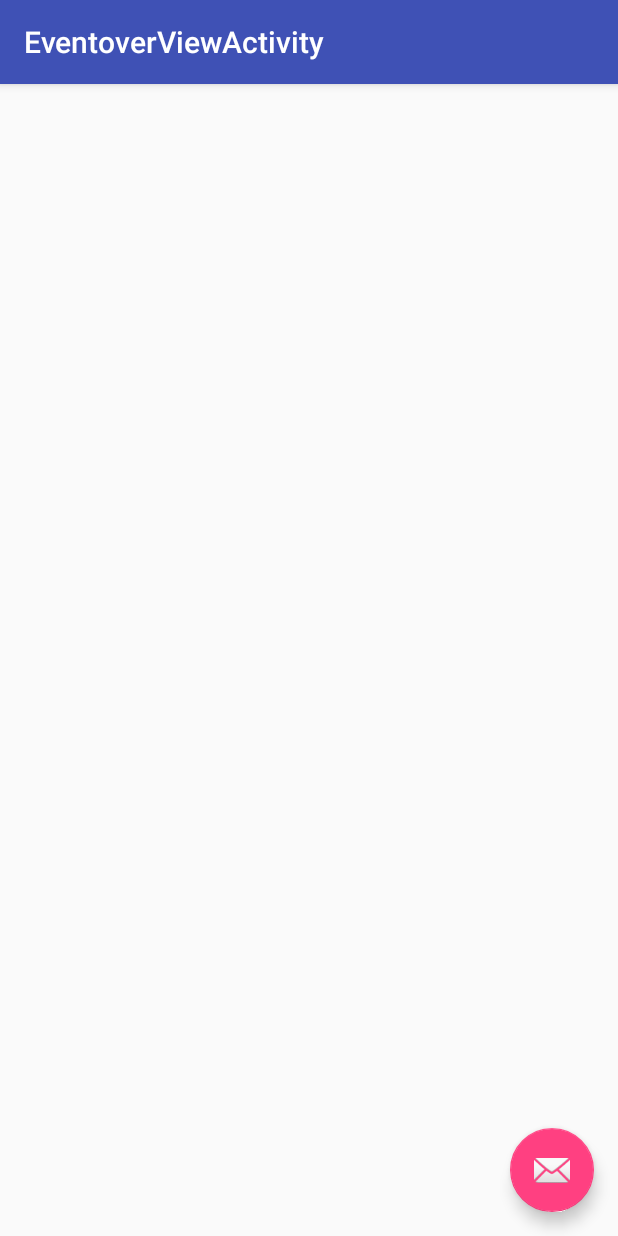
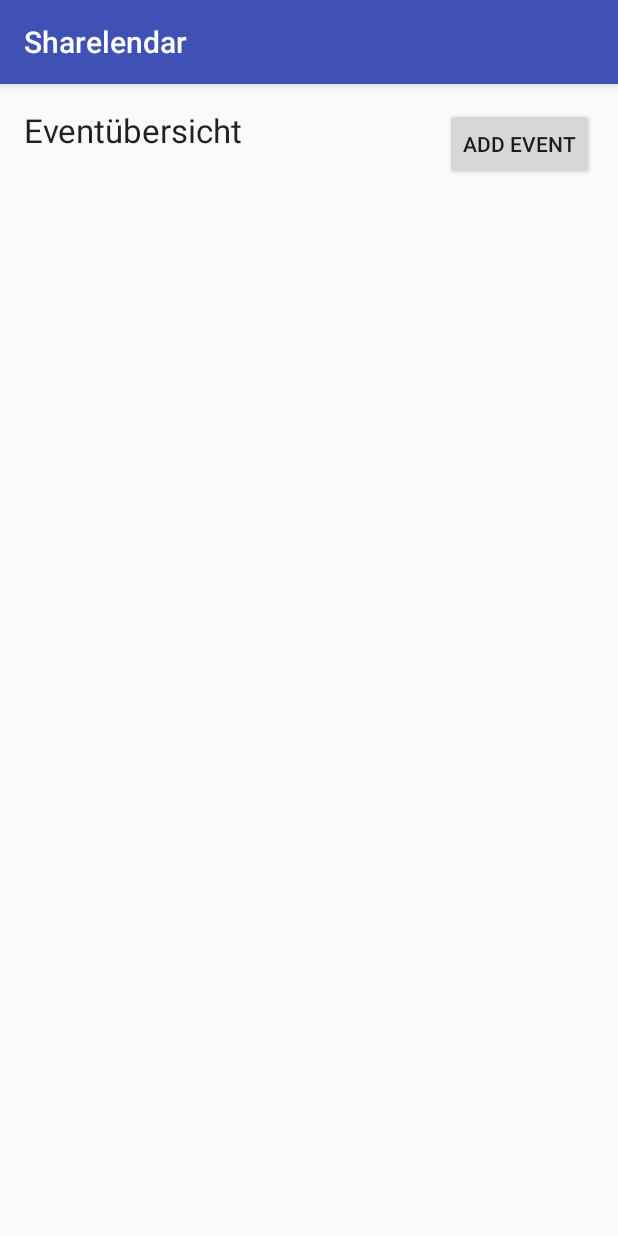
Before and after one commit to Swini22/Sharelendar, an Android app: the EventoverViewActivity screen opened directly, with no data from a screen before it, on a phone screen of 412 x 824 dp. Run offline under Robolectric (Android 15) with nearby library versions, the phone set to English and light mode, and no system bars.

Commit message:
huge update

```diff
--- a/app/src/main/AndroidManifest.xml
+++ b/app/src/main/AndroidManifest.xml
@@ -1,6 +1,8 @@
 <?xml version="1.0" encoding="utf-8"?>
 <manifest xmlns:android="http://schemas.android.com/apk/res/android"
     package="ch.gibb.share.sharelendar" >
+
+    <uses-permission android:name="android.permission.INTERNET" />
 
     <application
         android:allowBackup="true"
--- a/app/src/main/java/ch/gibb/share/sharelendar/EventoverViewActivity.java
+++ b/app/src/main/java/ch/gibb/share/sharelendar/EventoverViewActivity.java
@@ -5,6 +5,8 @@ import android.support.design.widget.FloatingActionButton;
 import android.support.design.widget.Snackbar;
 import android.support.v7.app.AppCompatActivity;
 import android.support.v7.widget.Toolbar;
+import android.view.Menu;
+import android.view.MenuItem;
 import android.view.View;
 
 public class EventoverViewActivity extends AppCompatActivity {
@@ -15,15 +17,12 @@ public class EventoverViewActivity extends AppCompatActivity {
         setContentView(R.layout.eventover_view);
         Toolbar toolbar = (Toolbar) findViewById(R.id.toolbar);
         setSupportActionBar(toolbar);
-
-        FloatingActionButton fab = (FloatingActionButton) findViewById(R.id.fab);
-        fab.setOnClickListener(new View.OnClickListener() {
-            @Override
-            public void onClick(View view) {
-                Snackbar.make(view, "Replace with your own action", Snackbar.LENGTH_LONG)
-                        .setAction("Action", null).show();
-            }
-        });
     }
 
+    @Override
+    public boolean onCreateOptionsMenu(Menu menu) {
+        // Inflate the menu; this adds items to the action bar if it is present.
+        getMenuInflater().inflate(R.menu.menu_eventover_view, menu);
+        return true;
+    }
 }
--- a/app/src/main/res/layout/content_eventover_view.xml
+++ b/app/src/main/res/layout/content_eventover_view.xml
@@ -8,6 +8,34 @@
     android:paddingBottom="@dimen/activity_vertical_margin"
     app:layout_behavior="@string/appbar_scrolling_view_behavior"
     tools:showIn="@layout/eventover_view"
-    tools:context="ch.gibb.share.sharelendar.EventoverViewActivity">
+    tools:context="ch.gibb.share.sharelendar.EventoverViewActivity"
+    android:id="@+id/l">
+
+    <TextView
+        android:layout_width="wrap_content"
+        android:layout_height="wrap_content"
+        android:textAppearance="?android:attr/textAppearanceLarge"
+        android:text="Eventübersicht"
+        android:id="@+id/eventuebersichtText"
+        android:layout_alignParentTop="true"
+        android:layout_alignParentLeft="true"
+        android:layout_alignParentStart="true" />
+
+    <ListView
+        android:layout_width="wrap_content"
+        android:layout_height="wrap_content"
+        android:id="@+id/listView"
+        android:layout_alignParentLeft="true"
+        android:layout_alignParentStart="true"
+        android:layout_below="@+id/eventuebersichtText" />
+
+    <Button
+        android:layout_width="wrap_content"
+        android:layout_height="wrap_content"
+        android:text="Add Event"
+        android:id="@+id/addEventButton"
+        android:layout_alignParentTop="true"
+        android:layout_alignParentRight="true"
+        android:layout_alignParentEnd="true" />
 
 </RelativeLayout>
--- a/app/src/main/res/layout/eventover_view.xml
+++ b/app/src/main/res/layout/eventover_view.xml
@@ -17,9 +17,4 @@
 
     <include layout="@layout/content_eventover_view" />
 
-    <android.support.design.widget.FloatingActionButton android:id="@+id/fab"
-        android:layout_width="wrap_content" android:layout_height="wrap_content"
-        android:layout_gravity="bottom|end" android:layout_margin="@dimen/fab_margin"
-        android:src="@android:drawable/ic_dialog_email" />
-
 </android.support.design.widget.CoordinatorLayout>
--- /dev/null
+++ b/app/src/main/res/menu/menu_eventover_view.xml
@@ -0,0 +1,4 @@
+<menu xmlns:android="http://schemas.android.com/apk/res/android"
+    xmlns:app="http://schemas.android.com/apk/res-auto"
+    xmlns:tools="http://schemas.android.com/tools" tools:context=".EventoverViewActivity">
+</menu>
--- a/app/src/main/res/values/colors.xml
+++ b/app/src/main/res/values/colors.xml
@@ -2,5 +2,5 @@
 <resources>
     <color name="colorPrimary">#3F51B5</color>
     <color name="colorPrimaryDark">#303F9F</color>
-    <color name="colorAccent">#FF4081</color>
+    <color name="colorAccent">#40bcff</color>
 </resources>
--- a/app/src/main/res/values/strings.xml
+++ b/app/src/main/res/values/strings.xml
@@ -1,5 +1,7 @@
 <resources>
     <string name="app_name">Sharelendar</string>
     <string name="action_loginAdmin">Admin Login</string>
-    <string name="title_activity_eventover_view">EventoverViewActivity</string>
+    <string name="title_activity_eventover_view">Sharelendar</string>
+    <string name="username">Username</string>
+    <string name="password">Passwort</string>
 </resources>
```
Also changed, not shown: app/src/main/java/ch/gibb/share/sharelendar/Admin.java (added, +35 -0 lines), app/src/main/java/ch/gibb/share/sharelendar/ClassoverViewActivity.java (+51 -24 lines), app/src/main/java/ch/gibb/share/sharelendar/SchoolClass.java (added, +63 -0 lines), app/src/main/java/ch/gibb/share/sharelendar/SharelendarService.java (added, +82 -0 lines), app/src/main/java/ch/gibb/share/sharelendar/SignInDialog.java (added, +56 -0 lines), app/src/main/res/layout/dialog_signin.xml (added, +37 -0 lines), app/src/main/res/mipmap-hdpi/ic_launcher.png, app/src/main/res/mipmap-mdpi/ic_launcher.png, app/src/main/res/mipmap-xhdpi/ic_launcher.png, app/src/main/res/mipmap-xxhdpi/ic_launcher.png, app/src/main/res/mipmap-xxxhdpi/ic_launcher.png.
